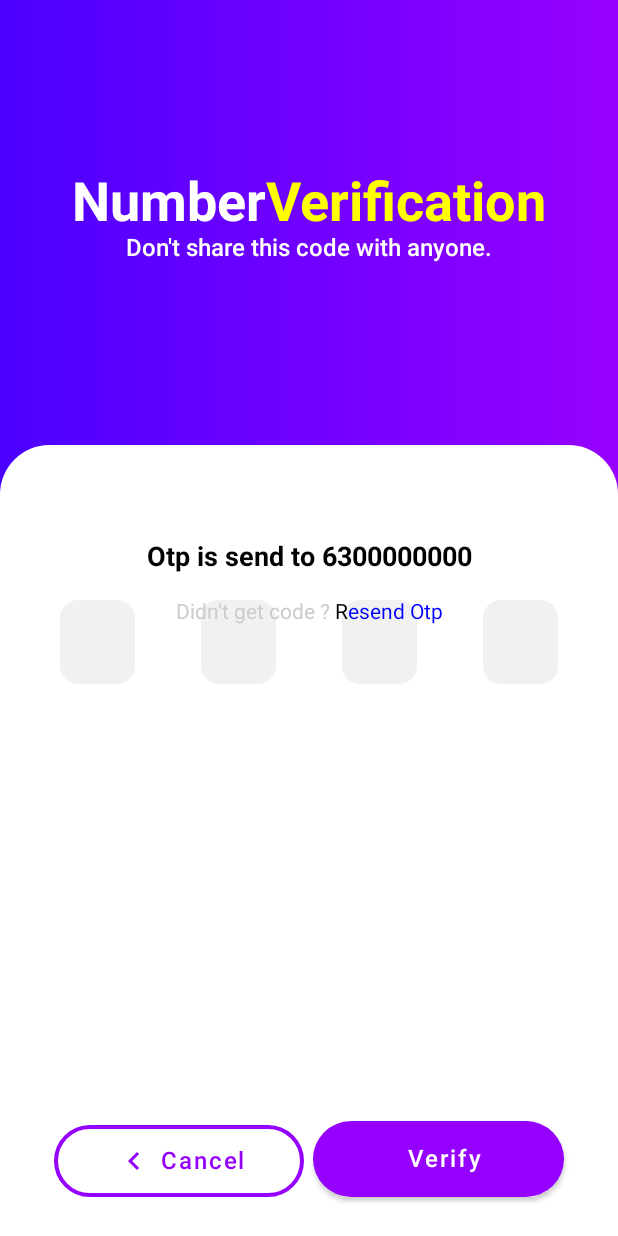
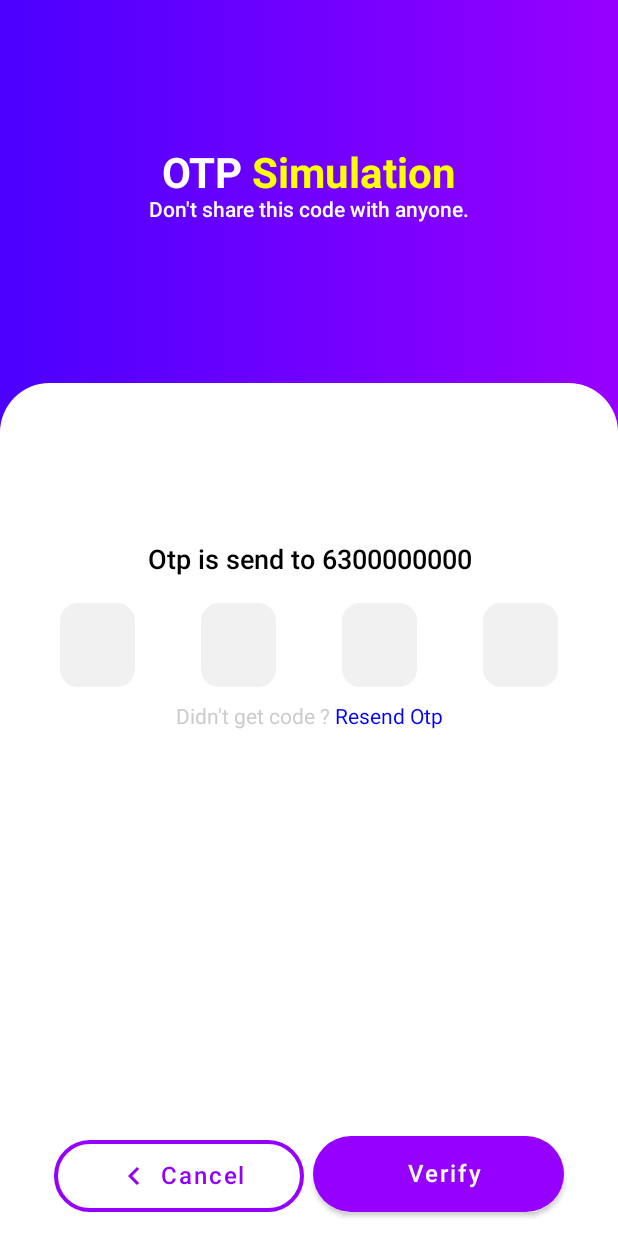
Before and after one commit to thePratyakshSoni1/Otp-Verification-Simulation, an Android app built with Jetpack Compose: the screen it shows after launch (MainActivity), after a tap on an icon or button, on a phone screen of 412 x 824 dp. Run offline under Robolectric (Android 15) with nearby library versions, the phone set to English and light mode, and no system bars.

Commit message:
Added ui simulation & ui optimization

```diff
--- a/app/src/main/AndroidManifest.xml
+++ b/app/src/main/AndroidManifest.xml
@@ -4,6 +4,7 @@
     package="com.example.otpverify">
 
     <application
+        android:name=".OtpApp"
         android:allowBackup="true"
         android:dataExtractionRules="@xml/data_extraction_rules"
         android:fullBackupContent="@xml/backup_rules"
@@ -25,6 +26,7 @@
                 <category android:name="android.intent.category.LAUNCHER" />
             </intent-filter>
         </activity>
+        <receiver android:name=".OtpNotificationReceiver" />
     </application>
 
 </manifest>
--- /dev/null
+++ b/app/src/main/java/com/example/otpverify/OtpApp.kt
@@ -0,0 +1,34 @@
+package com.example.otpverify
+
+import android.app.Application
+import android.app.NotificationChannel
+import android.app.NotificationManager
+import android.content.Context
+import android.os.Build
+
+class OtpApp : Application() {
+
+    override fun onCreate() {
+        super.onCreate()
+        createNotificationChannel()
+    }
+
+    private fun createNotificationChannel(){
+
+        if(Build.VERSION.SDK_INT >= Build.VERSION_CODES.O){
+
+            val channel = NotificationChannel(
+                OtpCodesNotificationService.OTP_CODES_CHANNEL_ID,
+                "OTP codes",
+                NotificationManager.IMPORTANCE_HIGH
+            )
+
+            channel.description = "Used to receieve simulated OTP codes"
+            val notificationManager = getSystemService(Context.NOTIFICATION_SERVICE) as NotificationManager
+            notificationManager.createNotificationChannel(channel)
+
+        }
+
+    }
+
+}
--- /dev/null
+++ b/app/src/main/java/com/example/otpverify/OtpCodesNotificationService.kt
@@ -0,0 +1,45 @@
+package com.example.otpverify
+
+import android.app.NotificationManager
+import android.app.PendingIntent
+import android.app.Service
+import android.content.Context
+import android.content.Intent
+import android.os.Build
+import android.os.Build.VERSION.SDK_INT
+import androidx.core.app.NotificationCompat
+
+class OtpCodesNotificationService(private val context: Context) {
+
+    private val notificationmanager = context.getSystemService(Service.NOTIFICATION_SERVICE) as NotificationManager
+
+    fun showNotification(code:Int){
+
+        val copyIntent = PendingIntent.getBroadcast(
+            context,
+            1,
+            Intent(context, OtpNotificationReceiver::class.java),
+            if(Build.VERSION.SDK_INT >= Build.VERSION_CODES.N) PendingIntent.FLAG_IMMUTABLE else 0
+        )
+
+        val notification = NotificationCompat.Builder(context, OTP_CODES_CHANNEL_ID)
+            .setSmallIcon(R.drawable.ic_otp_icon)
+            .setContentTitle("$code")
+            .setSubText("is your one time password code , don't share this with anyone")
+            .addAction(
+                R.drawable.ic_copy,
+                "Copy",
+                copyIntent
+            )
+            .setOngoing(false)
+            .build()
+
+        notificationmanager.notify(1,  notification)
+
+    }
+
+    companion object{
+        const val OTP_CODES_CHANNEL_ID = "verification_codes_channel"
+    }
+
+}
--- a/app/src/main/java/com/example/otpverify/OtpTextField.kt
+++ b/app/src/main/java/com/example/otpverify/OtpTextField.kt
@@ -41,10 +41,11 @@ import androidx.compose.ui.text.style.TextAlign
 import androidx.compose.ui.unit.dp
 import androidx.compose.ui.unit.sp
 import androidx.core.view.WindowCompat
+import com.example.otpverify.ui.theme.otpCode
 
 @OptIn(ExperimentalComposeUiApi::class)
 @Composable
-fun OtpTextFieldScreen(window:Window, onVerifyClick:()->Unit) {
+fun OtpTextFieldScreen(window:Window, onVerifyClick:(String)->Unit) {
 
     val codeTxtFieldTxt = remember { mutableStateOf("") }
     val textFieldRequester = remember { FocusRequester() }
@@ -71,24 +72,14 @@ fun OtpTextFieldScreen(window:Window, onVerifyClick:()->Unit) {
                 .fillMaxSize()
                 .clip(RoundedCornerShape(topStart = 33.dp, topEnd = 33.dp))
                 .background(Color.White)
-                .padding(end = 18.dp, start = 18.dp, top = 64.dp),
+                .padding(end = 18.dp, start = 18.dp, top = 38.dp),
             horizontalAlignment = Alignment.CenterHorizontally
         ) {
-            Text(
-                modifier = Modifier.fillMaxWidth(),
-                text = "Otp is send to 6300000000",
-                fontFamily = FontFamily.SansSerif,
-                color = Color.Black,
-                fontSize = 18.sp,
-                fontWeight = FontWeight.Bold,
-                textAlign = TextAlign.Center
-            )
-            Spacer(Modifier.height(18.dp))
 
             val keyboardController = LocalSoftwareKeyboardController.current
             val focusManager = LocalFocusManager.current
 
-            Box {
+            Box (modifier=Modifier.weight(1f), contentAlignment = Alignment.Center){
 
                 TextField(
                     value = codeTxtFieldTxt.value,
@@ -115,17 +106,32 @@ fun OtpTextFieldScreen(window:Window, onVerifyClick:()->Unit) {
                     )
                 )
 
-                OtpTextField(codeText = codeTxtFieldTxt) {
-                    focusManager.clearFocus()
-                    textFieldRequester.requestFocus()
+                Column{
+                    Text(
+                        modifier = Modifier.fillMaxWidth(),
+                        text = "Otp is send to 6300000000",
+                        fontFamily = FontFamily.SansSerif,
+                        color = Color.Black,
+                        fontSize = 18.sp,
+                        fontWeight = FontWeight.Medium,
+                        textAlign = TextAlign.Center
+                    )
+                    Spacer(Modifier.height(18.dp))
+
+                    OtpTextField(codeText = codeTxtFieldTxt) {
+                        focusManager.clearFocus()
+                        textFieldRequester.requestFocus()
+                    }
+
+                    Spacer(Modifier.height(12.dp))
+                    BottomText()
+
                 }
-                Spacer(Modifier.height(8.dp))
-                BottomText()
+
 
             }
-            Spacer(Modifier.height(12.dp))
 
-            BottomActionButtons (onVerifyClick)
+            BottomActionButtons { onVerifyClick(codeTxtFieldTxt.value) }
             Spacer(Modifier.height(8.dp))
 
         }
@@ -143,7 +149,7 @@ private fun ColumnScope.BottomActionButtons(onVerifyClick: () -> Unit){
         modifier = Modifier
             .fillMaxWidth()
             .background(Color.White)
-            .padding(horizontal = 18.dp, vertical = 18.dp)
+            .padding(horizontal = 18.dp, vertical = 8.dp)
             .weight(1f),
         horizontalArrangement = Arrangement.SpaceAround,
         verticalAlignment = Alignment.Bottom
@@ -220,24 +226,26 @@ private fun BottomText(){
         this.addStyle(
             SpanStyle(color = Color.LightGray, fontFamily = FontFamily.SansSerif),
             0,
-            18
+            17
         )
         append("Resend Otp")
         this.addStyle(
             SpanStyle(color = Color.Blue, fontFamily = FontFamily.SansSerif),
-            19,
+            18,
             28
         )
 
     }
 
+    val context = LocalContext.current
     Text(
         text = bottomText, textAlign = TextAlign.Center, modifier = Modifier
             .clickable(
                 interactionSource = MutableInteractionSource(),
                 indication = null
             ) {
-
+                otpCode.generateNewCode()
+                OtpCodesNotificationService(context).showNotification(otpCode.code!!.toInt())
             }
             .fillMaxWidth()
     )
@@ -249,33 +257,33 @@ private fun ScreenTitle(){
 
     Box(
         Modifier
-            .fillMaxHeight(0.35f)
+            .fillMaxHeight(0.3f)
             .fillMaxWidth(), contentAlignment = Alignment.Center
     ) {
 
         val title = buildAnnotatedString {
 
-            append("Number")
+            append("OTP ")
             this.addStyle(
                 SpanStyle(color = Color.White, fontFamily = FontFamily.SansSerif),
                 0,
-                6
+                4
             )
-            append("Verification")
+            append("Simulation")
             this.addStyle(
                 SpanStyle(color = Color.Yellow, fontFamily = FontFamily.SansSerif),
-                6,
-                18
+                4,
+                14
             )
 
         }
 
 
         Column(horizontalAlignment = Alignment.CenterHorizontally) {
-            Text(title, fontSize = 36.sp, fontWeight = FontWeight.Bold)
+            Text(title, fontSize = 28.sp, fontWeight = FontWeight.Bold)
             Text(
                 "Don't share this code with anyone.",
-                fontSize = 16.sp,
+                fontSize = 14.sp,
                 fontWeight = FontWeight.Medium,
                 color = Color.White
             )
@@ -290,7 +298,10 @@ private fun OtpTextField(codeText: MutableState<String>, onOtpFieldClick:()->Uni
 
     Row(horizontalArrangement = Arrangement.SpaceAround, modifier = Modifier
         .fillMaxWidth()
-        .clickable {
+        .clickable(
+            interactionSource = MutableInteractionSource(),
+            indication = null
+        ) {
             onOtpFieldClick()
         }){
         OtpTextFieldBox(
--- /dev/null
+++ b/app/src/main/java/com/example/otpverify/ui/theme/otpCode.kt
@@ -0,0 +1,14 @@
+package com.example.otpverify.ui.theme
+
+object otpCode {
+
+    private var _code:String? = null
+    val code get() = _code
+
+    fun generateNewCode(){
+        val currentMills = System.currentTimeMillis().toString()
+        val newOtpCode = currentMills.subSequence(currentMills.length-5,currentMills.length-1)
+        _code = newOtpCode.toString()
+    }
+
+}
--- /dev/null
+++ b/app/src/main/res/drawable/ic_copy.xml
@@ -0,0 +1,5 @@
+<vector android:height="24dp" android:tint="#FFFFFF"
+    android:viewportHeight="24" android:viewportWidth="24"
+    android:width="24dp" xmlns:android="http://schemas.android.com/apk/res/android">
+    <path android:fillColor="@android:color/white" android:pathData="M16,1L4,1c-1.1,0 -2,0.9 -2,2v14h2L4,3h12L16,1zM19,5L8,5c-1.1,0 -2,0.9 -2,2v14c0,1.1 0.9,2 2,2h11c1.1,0 2,-0.9 2,-2L21,7c0,-1.1 -0.9,-2 -2,-2zM19,21L8,21L8,7h11v14z"/>
+</vector>
--- /dev/null
+++ b/app/src/main/res/drawable/ic_otp_icon.xml
@@ -0,0 +1,5 @@
+<vector android:height="24dp" android:tint="#FFFFFF"
+    android:viewportHeight="24" android:viewportWidth="24"
+    android:width="24dp" xmlns:android="http://schemas.android.com/apk/res/android">
+    <path android:fillColor="@android:color/white" android:pathData="M12,1L3,5v6c0,5.55 3.84,10.74 9,12c5.16,-1.26 9,-6.45 9,-12V5L12,1L12,1zM11,7h2v2h-2V7zM11,11h2v6h-2V11z"/>
+</vector>
```
Also changed, not shown: app/src/main/java/com/example/otpverify/MainActivity.kt (+27 -19 lines), app/src/main/java/com/example/otpverify/OtpNotificationReceiver.kt (added, +21 -0 lines).
